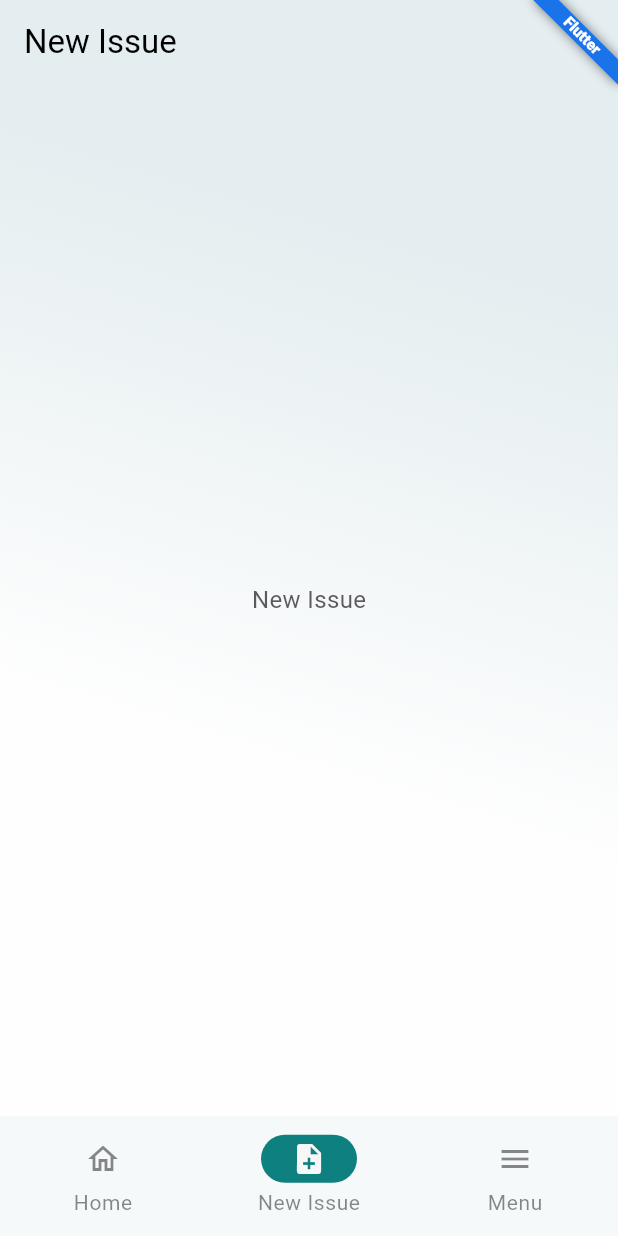
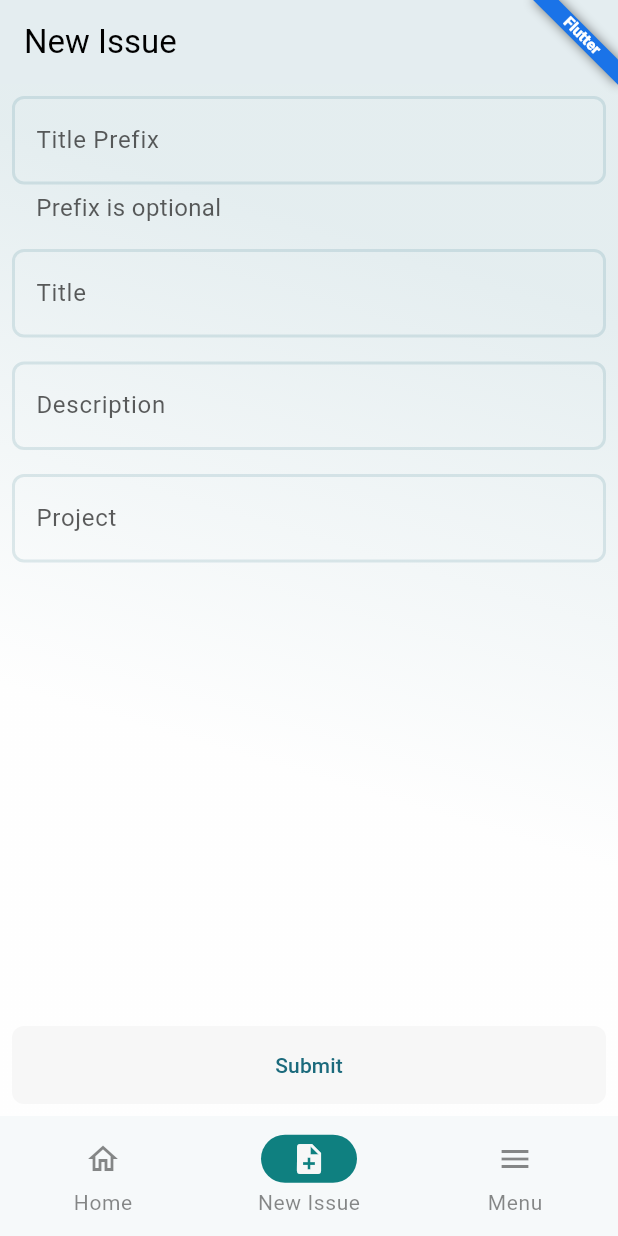
Before and after one commit to ronipaschoal/issues, a Flutter app: the screen it shows after launch, item 2 of the bottom bar chosen, on a phone screen of 412 x 824 dp. Run offline on Flutter 3.47's test engine with Material 3 defaults, Android fonts, the phone set to English and light mode, and no system bars; our stand-ins replace flutter_bloc, go_router; generated files the repository leaves out were written again.

Commit message:
feat: create new issue

```diff
--- a/lib/data/services/issues_services.dart
+++ b/lib/data/services/issues_services.dart
@@ -4,54 +4,22 @@ class IssuesServices {
   Future<List<IssueModel>> getIssues() async {
     return [
       IssueModel(
-        id: 'DHOSPMOBILE-1',
-        title: 'Title Issue 1',
-        state: 'open',
+        id: '1',
+        title: 'DHOSPMOBILE-1',
+        description: 'Title Issue 1',
+        project: 'Minha Comanda',
       ),
       IssueModel(
-        id: 'DHOSPMOBILE-2',
-        title: 'Title Issue 2',
-        state: 'open',
+        id: '2',
+        title: 'DHOSPMOBILE-2',
+        description: 'Title Issue 2',
+        project: 'Minha Comanda',
       ),
       IssueModel(
-        id: 'DHOSPMOBILE-3',
-        title: 'Title Issue 3',
-        state: 'open',
-      ),
-      IssueModel(
-        id: 'DHOSPMOBILE-4',
-        title: 'Title Issue 4',
-        state: 'open',
-      ),
-      IssueModel(
-        id: 'DHOSPMOBILE-5',
-        title: 'Title Issue 5',
-        state: 'open',
-      ),
-      IssueModel(
-        id: 'DHOSPMOBILE-6',
-        title: 'Title Issue 6',
-        state: 'open',
-      ),
-      IssueModel(
-        id: 'DHOSPMOBILE-7',
-        title: 'Title Issue 7',
-        state: 'open',
-      ),
-      IssueModel(
-        id: 'DHOSPMOBILE-8',
-        title: 'Title Issue 8',
-        state: 'open',
-      ),
-      IssueModel(
-        id: 'DHOSPMOBILE-9',
-        title: 'Title Issue 9',
-        state: 'open',
-      ),
-      IssueModel(
-        id: 'DHOSPMOBILE-10',
-        title: 'Title Issue 10',
-        state: 'open',
+        id: '3',
+        title: 'DHOSPMOBILE-3',
+        description: 'Title Issue 3',
+        project: 'Minha Comanda',
       ),
     ];
   }
--- a/lib/domain/models/issue_model.dart
+++ b/lib/domain/models/issue_model.dart
@@ -1,19 +1,33 @@
+enum IssueStateEnum {
+  open,
+  closed,
+}
+
 class IssueModel {
   final String id;
+  final String? titlePrefix;
   final String title;
-  final String state;
+  final String description;
+  final IssueStateEnum state;
+  final String project;
 
   IssueModel({
     required this.id,
+    this.titlePrefix,
     required this.title,
-    required this.state,
+    required this.description,
+    this.state = IssueStateEnum.open,
+    required this.project,
   });
 
   factory IssueModel.fromJson(Map<String, dynamic> json) {
     return IssueModel(
       id: json['id'],
+      titlePrefix: json['titlePrefix'],
       title: json['title'],
+      description: json['description'],
       state: json['state'],
+      project: json['project'],
     );
   }
 }
--- a/lib/l10n/app_en.arb
+++ b/lib/l10n/app_en.arb
@@ -8,5 +8,10 @@
   "noIssues": "No Issues",
   "home": "Home",
   "newIssue": "New Issue",
+  "title": "Title",
+  "titlePrefix": "Title Prefix",
+  "titlePrefixHelper": "Prefix is optional",
+  "description": "Description",
+  "project": "Project",
   "menu": "Menu"
 }
--- a/lib/l10n/app_es.arb
+++ b/lib/l10n/app_es.arb
@@ -8,5 +8,10 @@
   "noIssues": "Sin tarea",
   "home": "Inicio",
   "newIssue": "Nuevo tarea",
+  "title": "Título",
+  "titlePrefix": "Prefijo del título",
+  "titlePrefixHelper": "Prefijo es opcional",
+  "description": "Descripción",
+  "project": "Proyecto",
   "menu": "Menú"
 }
--- a/lib/l10n/app_pt.arb
+++ b/lib/l10n/app_pt.arb
@@ -8,5 +8,10 @@
   "noIssues": "Nenhuma tarefa",
   "home": "Home",
   "newIssue": "Nova Tarefa",
+  "title": "Título",
+  "titlePrefix": "Prefixo do Título",
+  "titlePrefixHelper": "Prefixo é opcional",
+  "description": "Descrição",
+  "project": "Projeto",
   "menu": "Menu"
 }
--- a/lib/pages/home/home_page.dart
+++ b/lib/pages/home/home_page.dart
@@ -49,7 +49,9 @@ class HomePage extends StatelessWidget {
                       ),
                     );
                   case HomePageEnum.newIssue:
-                    return const HomeNewIssueWidget();
+                    return HomeNewIssueWidget(
+                      homeCubit: homeCubit,
+                    );
                   case HomePageEnum.menu:
                     return HomeMenuWidget(
                       appCubit: appCubit,
--- a/lib/pages/home/widgets/home_issue_card_widget.dart
+++ b/lib/pages/home/widgets/home_issue_card_widget.dart
@@ -37,12 +37,10 @@ class HomeIssueCardWidget extends StatelessWidget {
                 Column(
                   crossAxisAlignment: CrossAxisAlignment.start,
                   children: [
-                    Text(
-                      issue.id,
-                    ),
+                    Text(issue.title),
                     UiTheme.spacerSmall,
                     Text(
-                      issue.title,
+                      issue.description,
                       style: Theme.of(context).textTheme.bodySmall,
                     ),
                   ],
--- a/lib/pages/home/widgets/home_new_issue_widget.dart
+++ b/lib/pages/home/widgets/home_new_issue_widget.dart
@@ -1,12 +1,74 @@
 import 'package:flutter/material.dart';
+import 'package:flutter_gen/gen_l10n/app_localizations.dart';
+import 'package:issues/domain/models/issue_model.dart';
+import 'package:issues/pages/home/cubit/home_cubit.dart';
+import 'package:issues/ui/ui_theme.dart';
 
 class HomeNewIssueWidget extends StatelessWidget {
-  const HomeNewIssueWidget({super.key});
+  final HomeCubit homeCubit;
+
+  const HomeNewIssueWidget({
+    super.key,
+    required this.homeCubit,
+  });
 
   @override
   Widget build(BuildContext context) {
-    return const Center(
-      child: Text('New Issue'),
+    final titlePrefix = TextEditingController();
+    final title = TextEditingController();
+    final description = TextEditingController();
+    final project = TextEditingController();
+
+    return Padding(
+      padding: const EdgeInsets.all(8.0),
+      child: Column(
+        crossAxisAlignment: CrossAxisAlignment.stretch,
+        spacing: UiTheme.spacingMedium,
+        children: [
+          TextField(
+            controller: titlePrefix,
+            decoration: InputDecoration(
+              hintText: AppLocalizations.of(context)!.titlePrefix,
+              labelText: AppLocalizations.of(context)!.titlePrefix,
+              helper: Text(AppLocalizations.of(context)!.titlePrefixHelper),
+            ),
+          ),
+          TextField(
+            controller: title,
+            decoration: InputDecoration(
+              hintText: AppLocalizations.of(context)!.title,
+              labelText: AppLocalizations.of(context)!.title,
+            ),
+          ),
+          TextField(
+            controller: description,
+            decoration: InputDecoration(
+              hintText: AppLocalizations.of(context)!.description,
+              labelText: AppLocalizations.of(context)!.description,
+            ),
+          ),
+          TextField(
+            controller: project,
+            decoration: InputDecoration(
+              hintText: AppLocalizations.of(context)!.project,
+              labelText: AppLocalizations.of(context)!.project,
+            ),
+          ),
+          const Spacer(),
+          ElevatedButton(
+            onPressed: () => homeCubit.createIssue(
+              IssueModel(
+                id: UniqueKey().toString(),
+                titlePrefix: titlePrefix.text,
+                title: title.text,
+                description: description.text,
+                project: project.text,
+              ),
+            ),
+            child: const Text('Submit'),
+          ),
+        ],
+      ),
     );
   }
 }
```
Also changed, not shown: lib/pages/home/cubit/home_cubit.dart (+18 -3 lines).
